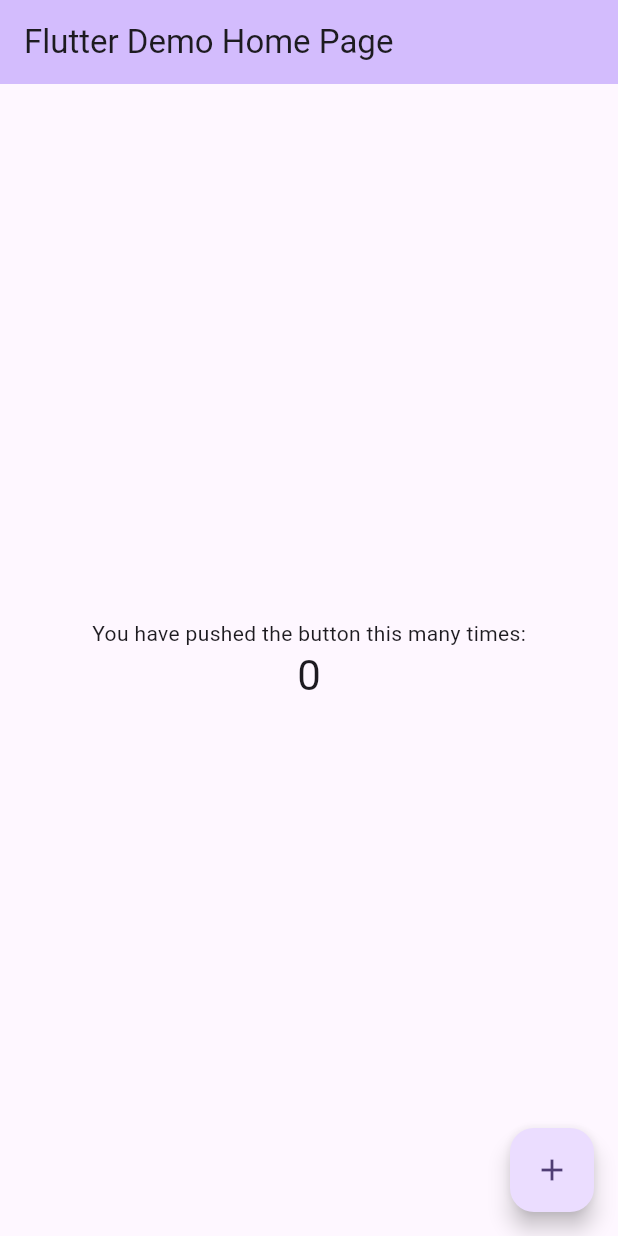
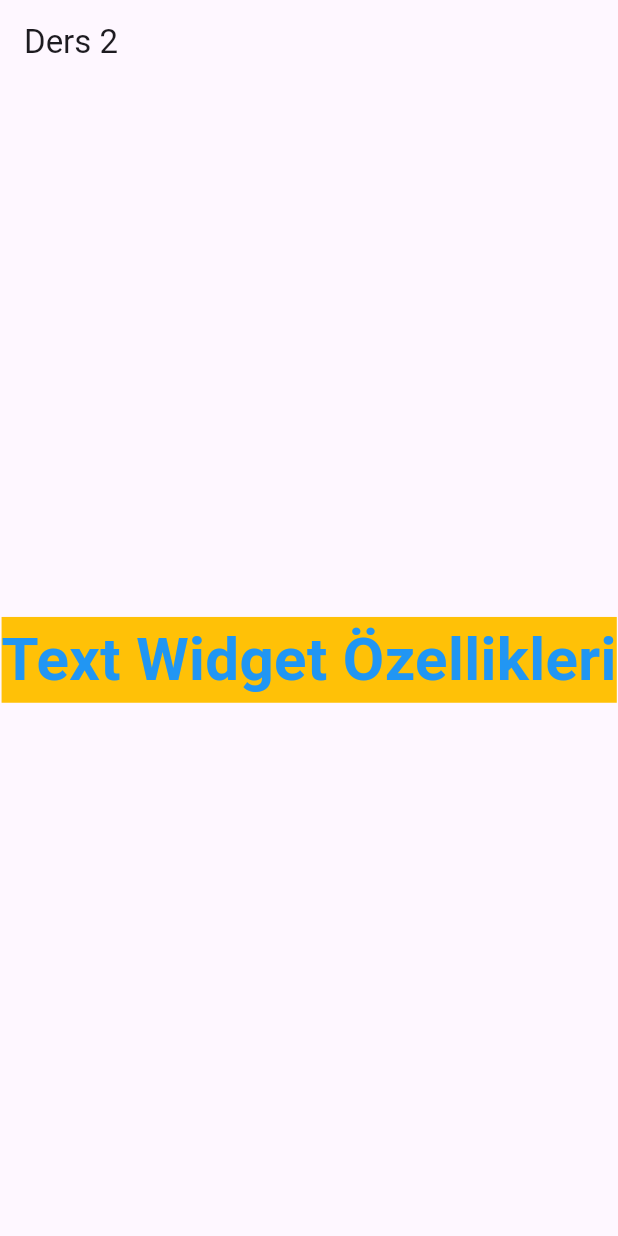
Before and after one commit to akkayasoft/flutter_temelleri_2024, a Flutter app: the screen it shows after launch, on a phone screen of 412 x 824 dp. Run offline on Flutter 3.47's test engine with Material 3 defaults, Android fonts, the phone set to English and light mode, and no system bars.

Commit message:
flutter ders2 bitti

```diff
--- /dev/null
+++ b/lib/ders2_text.dart
@@ -0,0 +1,27 @@
+import 'package:flutter/material.dart';
+
+class Ders2Text extends StatelessWidget {
+  const Ders2Text({super.key});
+
+  @override
+  Widget build(BuildContext context) {
+    return Scaffold(
+      appBar: AppBar(
+        title: Text("Ders 2"),
+      ),
+      body: Center(
+        child: Text(
+          'Text Widget Özellikleri',
+          maxLines: 1,
+          style: TextStyle(
+            backgroundColor: Colors.amber,
+            fontSize: 40,
+            color: Colors.blue,
+            fontWeight: FontWeight.bold,
+
+          ),
+          ),
+      ),
+    );
+  }
+}
--- a/lib/main.dart
+++ b/lib/main.dart
@@ -1,4 +1,7 @@
 import 'package:flutter/material.dart';
+
+import 'ders1_scaffold.dart';
+import 'ders2_text.dart';
 
 void main() {
   runApp(const MyApp());
@@ -10,17 +13,19 @@ class MyApp extends StatelessWidget {
   @override
   Widget build(BuildContext context) {
     return MaterialApp(
-      title: 'Flutter Demo',
+      debugShowCheckedModeBanner: false,
+      title: 'akkayasoft',
       theme: ThemeData(
         colorScheme: ColorScheme.fromSeed(seedColor: Colors.deepPurple),
         useMaterial3: true,
       ),
-      home: const MyHomePage(title: 'Flutter Demo Home Page'),
+      home: Ders2Text(),
     );
   }
 }
 
-class MyHomePage extends StatefulWidget {
+
+/* class MyHomePage extends StatefulWidget {
   const MyHomePage({super.key, required this.title});
 
   final String title;
@@ -66,4 +71,4 @@ class _MyHomePageState extends State<MyHomePage> {
       ),
     );
   }
-}
+} */
```
Also changed, not shown: lib/ders1_scaffold.dart (added, +24 -0 lines).
